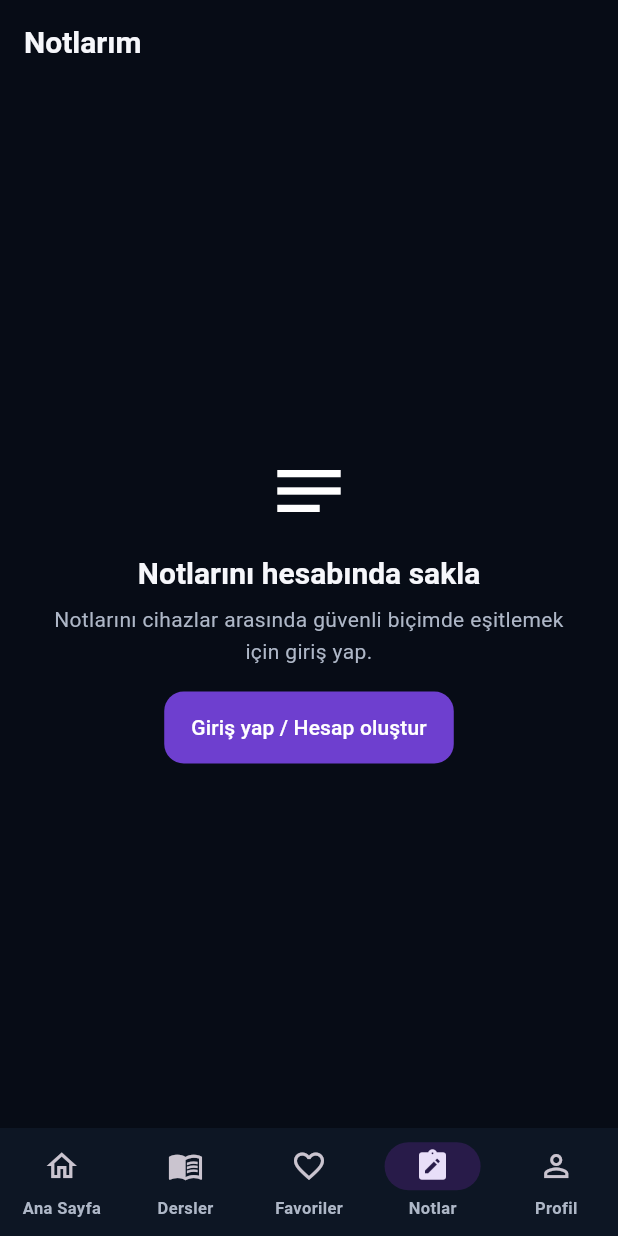
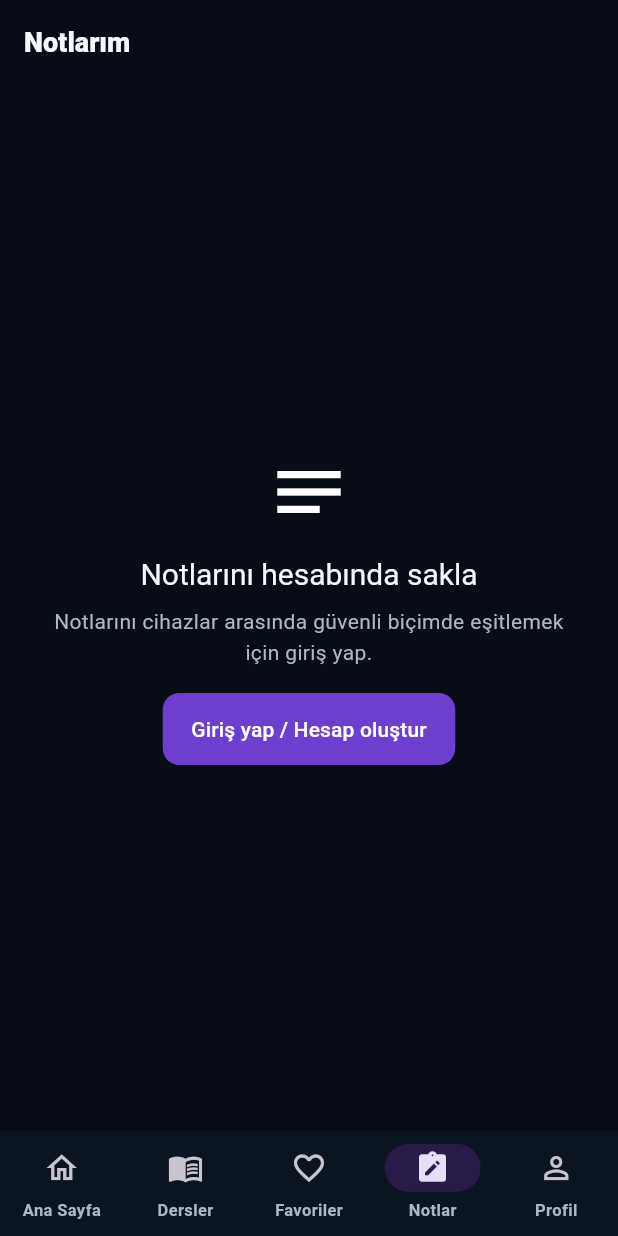
Before and after one commit to fztonurcan-cloud/FTR-Rebuild, a Flutter app: the screen it shows after launch, item 4 of the bottom bar chosen, on a phone screen of 412 x 824 dp. Run offline on Flutter 3.47's test engine with Material 3 defaults, Android fonts, the phone set to English and light mode, and no system bars; our stand-ins replace flutter_html, flutter_riverpod, go_router, in_app_purchase, supabase_flutter; accounts and stored records are empty; statements that could not run were skipped.

Commit message:
Polish premium FTR Akademi theme system

```diff
--- a/phase_04/ftr_app/lib/core/theme/app_theme.dart
+++ b/phase_04/ftr_app/lib/core/theme/app_theme.dart
@@ -17,58 +17,67 @@
       brightness: Brightness.dark,
       colorScheme: scheme.copyWith(
         primary: AppColors.primary600,
-        secondary: AppColors.primary700,
+        secondary: AppColors.primary500,
         surface: AppColors.surface,
         error: AppColors.danger,
       ),
       scaffoldBackgroundColor: AppColors.background,
       dividerColor: AppColors.border,
+      splashColor: AppColors.primary600.withValues(alpha: .10),
+      highlightColor: AppColors.primary600.withValues(alpha: .05),
       appBarTheme: const AppBarTheme(
         elevation: 0,
         scrolledUnderElevation: 0,
         backgroundColor: AppColors.background,
         foregroundColor: AppColors.textPrimary,
         surfaceTintColor: Colors.transparent,
+        titleTextStyle: TextStyle(
+          color: AppColors.textPrimary,
+          fontSize: 18,
+          fontWeight: FontWeight.w800,
+        ),
       ),
       textTheme: const TextTheme(
         headlineLarge: TextStyle(
-          fontSize: 28,
-          height: 1.2,
+          fontSize: 30,
+          height: 1.16,
           fontWeight: FontWeight.w800,
+          letterSpacing: -.4,
           color: AppColors.textPrimary,
         ),
         headlineMedium: TextStyle(
-          fontSize: 24,
-          height: 1.25,
+          fontSize: 25,
+          height: 1.2,
           fontWeight: FontWeight.w800,
+          letterSpacing: -.25,
           color: AppColors.textPrimary,
         ),
         titleLarge: TextStyle(
           fontSize: 20,
-          height: 1.3,
-          fontWeight: FontWeight.w700,
+          height: 1.28,
+          fontWeight: FontWeight.w750,
           color: AppColors.textPrimary,
         ),
         titleMedium: TextStyle(
-          fontSize: 17,
-          height: 1.3,
+          fontSize: 16.5,
+          height: 1.32,
           fontWeight: FontWeight.w700,
           color: AppColors.textPrimary,
         ),
         bodyLarge: TextStyle(
           fontSize: 16,
-          height: 1.58,
+          height: 1.62,
           color: AppColors.textPrimary,
         ),
         bodyMedium: TextStyle(
           fontSize: 14,
-          height: 1.5,
+          height: 1.52,
           color: AppColors.textSecondary,
         ),
         bodySmall: TextStyle(
           fontSize: 12,
           height: 1.45,
-          color: AppColors.textSecondary,
+          color: AppColors.textMuted,
         ),
         labelMedium: TextStyle(
           fontSize: 12,
@@ -80,42 +89,42 @@
       cardTheme: const CardThemeData(
         elevation: 0,
         margin: EdgeInsets.zero,
-        color: AppColors.surface,
+        color: AppColors.surfaceRaised,
         shape: RoundedRectangleBorder(
-          borderRadius: BorderRadius.all(Radius.circular(18)),
+          borderRadius: BorderRadius.all(Radius.circular(15)),
           side: BorderSide(color: AppColors.border),
         ),
       ),
       inputDecorationTheme: const InputDecorationTheme(
         filled: true,
-        fillColor: AppColors.surface,
-        hintStyle: TextStyle(color: AppColors.textSecondary),
+        fillColor: AppColors.surfaceSoft,
+        hintStyle: TextStyle(color: AppColors.textMuted),
         border: OutlineInputBorder(
-          borderRadius: BorderRadius.all(Radius.circular(14)),
+          borderRadius: BorderRadius.all(Radius.circular(12)),
           borderSide: BorderSide(color: AppColors.border),
         ),
         enabledBorder: OutlineInputBorder(
-          borderRadius: BorderRadius.all(Radius.circular(14)),
+          borderRadius: BorderRadius.all(Radius.circular(12)),
           borderSide: BorderSide(color: AppColors.border),
         ),
         focusedBorder: OutlineInputBorder(
-          borderRadius: BorderRadius.all(Radius.circular(14)),
-          borderSide: BorderSide(color: AppColors.primary600, width: 1.5),
+          borderRadius: BorderRadius.all(Radius.circular(12)),
+          borderSide: BorderSide(color: AppColors.primary600, width: 1.4),
         ),
-        contentPadding: EdgeInsets.symmetric(horizontal: 16, vertical: 14),
+        contentPadding: EdgeInsets.symmetric(horizontal: 15, vertical: 13),
       ),
       navigationBarTheme: const NavigationBarThemeData(
-        height: 72,
-        backgroundColor: AppColors.surface,
+        height: 70,
+        backgroundColor: AppColors.sidebar,
         indicatorColor: AppColors.primary100,
         labelTextStyle: WidgetStatePropertyAll(
           TextStyle(fontSize: 11, fontWeight: FontWeight.w700),
         ),
       ),
       navigationRailTheme: const NavigationRailThemeData(
-        backgroundColor: AppColors.surface,
+        backgroundColor: AppColors.sidebar,
         indicatorColor: AppColors.primary100,
-        selectedIconTheme: IconThemeData(color: AppColors.primary600),
+        selectedIconTheme: IconThemeData(color: AppColors.primary500),
         unselectedIconTheme: IconThemeData(color: AppColors.textSecondary),
         selectedLabelTextStyle: TextStyle(
           color: AppColors.textPrimary,
@@ -130,21 +139,39 @@
         style: FilledButton.styleFrom(
           backgroundColor: AppColors.primary700,
           foregroundColor: Colors.white,
-          padding: const EdgeInsets.symmetric(horizontal: 18, vertical: 14),
+          padding: const EdgeInsets.symmetric(horizontal: 19, vertical: 14),
+          elevation: 0,
           shape: RoundedRectangleBorder(
-            borderRadius: BorderRadius.circular(13),
+            borderRadius: BorderRadius.circular(11),
           ),
         ),
       ),
       outlinedButtonTheme: OutlinedButtonThemeData(
         style: OutlinedButton.styleFrom(
           foregroundColor: AppColors.textPrimary,
-          side: const BorderSide(color: AppColors.border),
-          padding: const EdgeInsets.symmetric(horizontal: 16, vertical: 13),
+          side: const BorderSide(color: AppColors.borderStrong),
+          padding: const EdgeInsets.symmetric(horizontal: 17, vertical: 13),
           shape: RoundedRectangleBorder(
-            borderRadius: BorderRadius.circular(13),
+            borderRadius: BorderRadius.circular(11),
           ),
         ),
+      ),
+      textButtonTheme: TextButtonThemeData(
+        style: TextButton.styleFrom(
+          foregroundColor: AppColors.primary500,
+          shape: RoundedRectangleBorder(
+            borderRadius: BorderRadius.circular(10),
+          ),
+        ),
+      ),
+      progressIndicatorTheme: const ProgressIndicatorThemeData(
+        color: AppColors.primary600,
+        linearTrackColor: AppColors.primary100,
+      ),
+      snackBarTheme: const SnackBarThemeData(
+        backgroundColor: AppColors.surfaceRaised,
+        contentTextStyle: TextStyle(color: AppColors.textPrimary),
+        behavior: SnackBarBehavior.floating,
       ),
     );
   }
```
